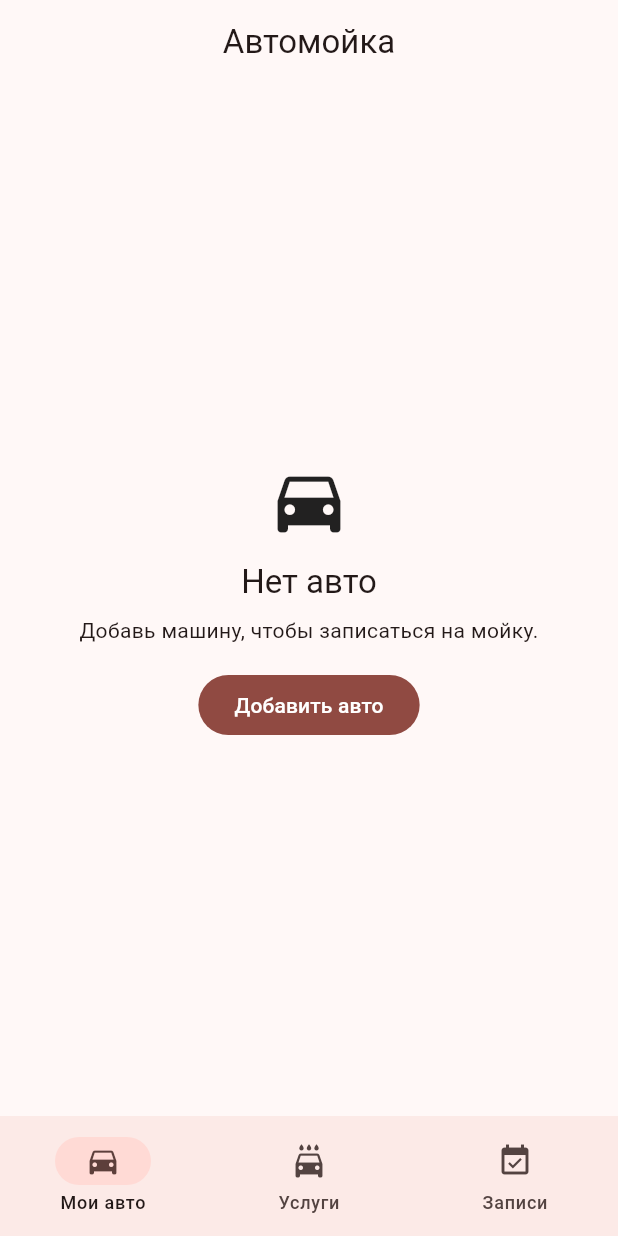
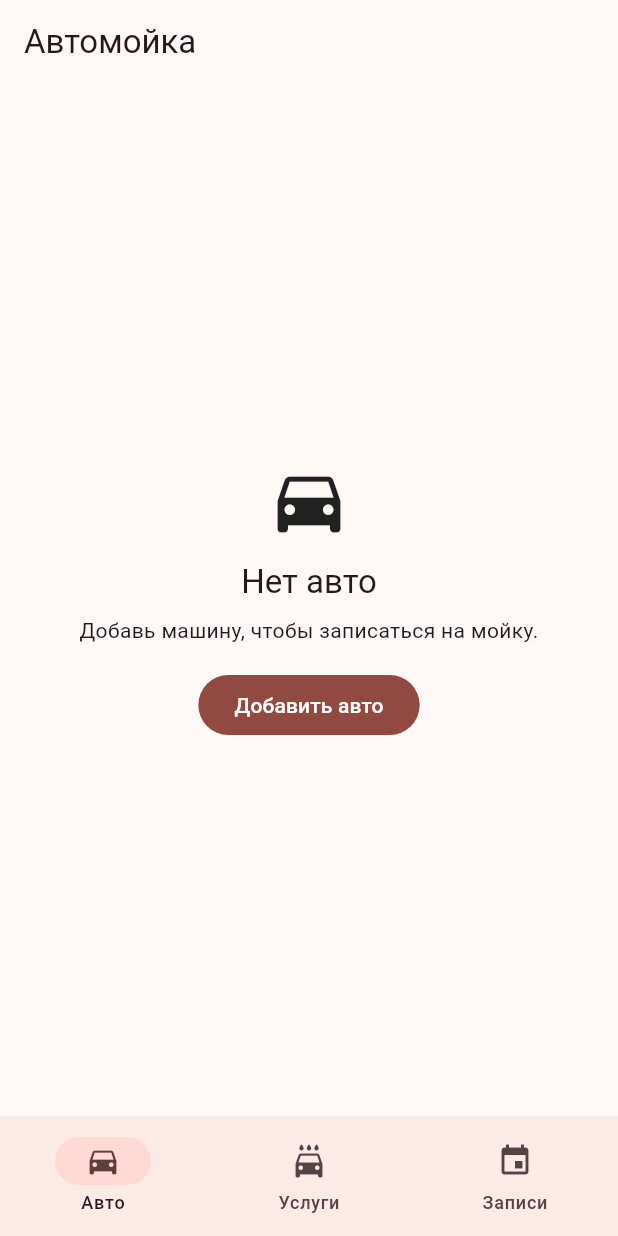
Before and after one commit to rocknrome25-mos/CarWashApp, a Flutter app: the screen it shows after launch, on a phone screen of 412 x 824 dp. Run offline on Flutter 3.47's test engine with Material 3 defaults, Android fonts, the phone set to English and light mode, and no system bars.

Commit message:
CLIENT MODULE: working bookings UI with demo repository and locale fix

```diff
--- a/client_module/lib/app.dart
+++ b/client_module/lib/app.dart
@@ -1,4 +1,6 @@
 import 'package:flutter/material.dart';
+import 'package:flutter_localizations/flutter_localizations.dart';
+
 import 'core/data/demo_repository.dart';
 import 'features/bookings/bookings_page.dart';
 import 'features/cars/cars_page.dart';
@@ -26,23 +28,30 @@ class _ClientModuleAppState extends State<ClientModuleApp> {
     return MaterialApp(
       debugShowCheckedModeBanner: false,
       title: 'Автомойка',
-      theme: ThemeData(
-        useMaterial3: true,
-        colorScheme: ColorScheme.fromSeed(seedColor: Colors.red),
-      ),
+      locale: const Locale('ru', 'RU'),
+      supportedLocales: const [Locale('ru', 'RU'), Locale('en', 'US')],
+      localizationsDelegates: const [
+        GlobalMaterialLocalizations.delegate,
+        GlobalWidgetsLocalizations.delegate,
+        GlobalCupertinoLocalizations.delegate,
+      ],
+      theme: ThemeData(useMaterial3: true, colorSchemeSeed: Colors.red),
       home: Scaffold(
-        appBar: AppBar(
-          title: const Text('Автомойка'),
-          centerTitle: true,
-        ),
+        appBar: AppBar(title: const Text('Автомойка')),
         body: pages[index],
         bottomNavigationBar: NavigationBar(
           selectedIndex: index,
           onDestinationSelected: (v) => setState(() => index = v),
           destinations: const [
-            NavigationDestination(icon: Icon(Icons.directions_car), label: 'Мои авто'),
-            NavigationDestination(icon: Icon(Icons.local_car_wash), label: 'Услуги'),
-            NavigationDestination(icon: Icon(Icons.event_available), label: 'Записи'),
+            NavigationDestination(
+              icon: Icon(Icons.directions_car),
+              label: 'Авто',
+            ),
+            NavigationDestination(
+              icon: Icon(Icons.local_car_wash),
+              label: 'Услуги',
+            ),
+            NavigationDestination(icon: Icon(Icons.event), label: 'Записи'),
           ],
         ),
       ),
```
Also changed, not shown: client_module/pubspec.yaml (+4 -6 lines), client_module/pubspec.lock.
